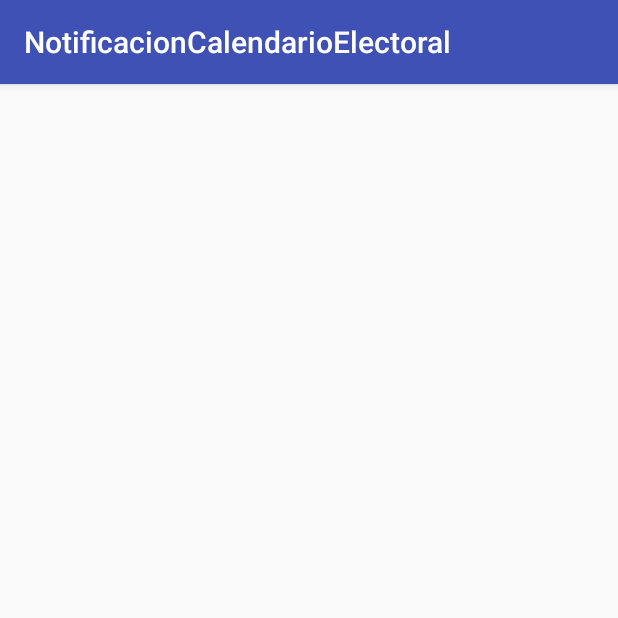
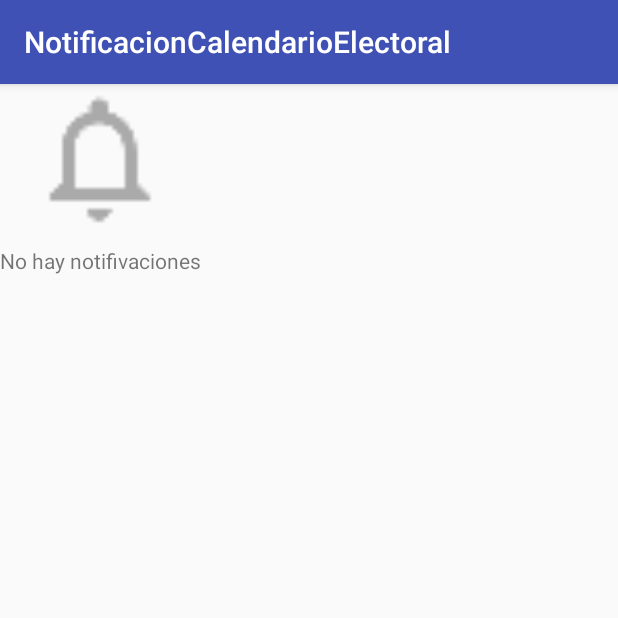
Before and after one commit to JairoCruz/NotificacionCalendarioElectoral, an Android app: the screen it shows after launch once a user with an empty profile is signed in (PushNotificationActivity), on a phone screen of 412 x 824 dp, the top half of it. Run offline under Robolectric (Android 15) with nearby library versions, the phone set to English and light mode, and no system bars; our stand-ins replace Firebase (no records; nobody signed in at launch, a user with empty details on screens opened directly); 1 statement that could not run was skipped.

```diff
--- a/app/src/main/java/com/tse/notificacioncalendarioelectoral/notification/PushNotificationActivity.java
+++ b/app/src/main/java/com/tse/notificacioncalendarioelectoral/notification/PushNotificationActivity.java
@@ -1,15 +1,47 @@
 package com.tse.notificacioncalendarioelectoral.notification;
 
+import android.content.Intent;
 import android.support.v7.app.AppCompatActivity;
 import android.os.Bundle;
+import android.util.Log;
 
+import com.google.firebase.auth.FirebaseAuth;
+import com.google.firebase.iid.FirebaseInstanceId;
+import com.google.firebase.messaging.FirebaseMessaging;
+import com.tse.notificacioncalendarioelectoral.MainActivity;
 import com.tse.notificacioncalendarioelectoral.R;
 
 public class PushNotificationActivity extends AppCompatActivity {
+
+    private static final String TAG = PushNotificationActivity.class.getSimpleName();
+
+    private PushNotificationFragment mNotificationFragment;
+    private PushNotificationPresenter mNotificationPresenter;
+
+
 
     @Override
     protected void onCreate(Bundle savedInstanceState) {
         super.onCreate(savedInstanceState);
         setContentView(R.layout.activity_push_notification);
+
+        // Existe usuario logeado
+        if (FirebaseAuth.getInstance().getCurrentUser() == null){
+            startActivity(new Intent(this, MainActivity.class));
+            finish();
+        }
+
+        String fcmToken = FirebaseInstanceId.getInstance().getToken();
+        Log.d(TAG, "FCMTOKEN: " + fcmToken);
+
+        mNotificationFragment = (PushNotificationFragment) getSupportFragmentManager().findFragmentById(R.id.notifications_container);
+
+        if (mNotificationFragment == null) {
+            mNotificationFragment = PushNotificationFragment.newInstance();
+            getSupportFragmentManager().beginTransaction().add(R.id.notifications_container, mNotificationFragment).commit();
+
+        }
+
+        mNotificationPresenter = new PushNotificationPresenter(mNotificationFragment, FirebaseMessaging.getInstance());
     }
 }
--- a/app/src/main/java/com/tse/notificacioncalendarioelectoral/notification/PushNotificationContract.java
+++ b/app/src/main/java/com/tse/notificacioncalendarioelectoral/notification/PushNotificationContract.java
@@ -4,6 +4,7 @@ import com.tse.notificacioncalendarioelectoral.BasePresenter;
 import com.tse.notificacioncalendarioelectoral.BaseView;
 import com.tse.notificacioncalendarioelectoral.data.PushNotification;
 
+import java.util.ArrayList;
 import java.util.List;
 
 /**
@@ -13,9 +14,12 @@ import java.util.List;
 public interface PushNotificationContract {
 
     interface View extends BaseView<Presenter>{
-        void showNotifications(List<PushNotification> notifications);
+        void showNotifications(ArrayList<PushNotification> notifications);
 
-        void showNoMessagesView();
+        void showNoMessagesView(boolean emtpy);
+
+        void popPushNotification(PushNotification pushMessage);
+
     }
 
     interface Presenter extends BasePresenter {
@@ -23,5 +27,7 @@ public interface PushNotificationContract {
         void registerAppClient();
 
         void loadNotifications();
+
+        void savePushMessage(String title, String description, String expiryDate);
     }
 }
--- a/app/src/main/java/com/tse/notificacioncalendarioelectoral/notification/PushNotificationFragment.java
+++ b/app/src/main/java/com/tse/notificacioncalendarioelectoral/notification/PushNotificationFragment.java
@@ -1,30 +1,121 @@
 package com.tse.notificacioncalendarioelectoral.notification;
 
 
+import android.content.BroadcastReceiver;
+import android.content.Context;
+import android.content.Intent;
+import android.content.IntentFilter;
 import android.os.Bundle;
+import android.support.annotation.Nullable;
 import android.support.v4.app.Fragment;
+import android.support.v4.content.LocalBroadcastManager;
+import android.support.v7.widget.RecyclerView;
 import android.view.LayoutInflater;
 import android.view.View;
 import android.view.ViewGroup;
+import android.widget.LinearLayout;
 
 import com.tse.notificacioncalendarioelectoral.R;
+import com.tse.notificacioncalendarioelectoral.data.PushNotification;
+
+import java.util.ArrayList;
+import java.util.List;
 
 /**
  * A simple {@link Fragment} subclass.
  */
-public class PushNotificationFragment extends Fragment {
+public class PushNotificationFragment extends Fragment implements PushNotificationContract.View {
 
+
+    public static final String ACTION_NOTIFY_NEW_PROMO = "NOTIFY_NEW_PROMO";
+
+    private RecyclerView mRecyclerView;
+    private LinearLayout mNoMessagesView;
+    private PushNotificationAdapter mNotificationsAdapter;
+
+    private PushNotificationPresenter mPresenter;
+
+    private BroadcastReceiver mNotificationReceiver;
 
     public PushNotificationFragment() {
         // Required empty public constructor
     }
 
+    public static PushNotificationFragment newInstance(){
+        PushNotificationFragment fragment = new PushNotificationFragment();
+        return fragment;
+    }
+
+    @Override
+    public void onCreate(@Nullable Bundle savedInstanceState) {
+        super.onCreate(savedInstanceState);
+        if (getArguments() != null){
+            // obtener argumentos si los hubiere
+        }
+
+        mNotificationReceiver = new BroadcastReceiver() {
+            @Override
+            public void onReceive(Context context, Intent intent) {
+                String title = intent.getStringExtra("title");
+                String descripcion = intent.getStringExtra("description");
+                String expiryDate = intent.getStringExtra("expiry_date");
+                mPresenter.savePushMessage(title, descripcion, expiryDate);
+            }
+        };
+
+    }
 
     @Override
     public View onCreateView(LayoutInflater inflater, ViewGroup container,
                              Bundle savedInstanceState) {
-        // Inflate the layout for this fragment
-        return inflater.inflate(R.layout.fragment_notification, container, false);
+        View root = inflater.inflate(R.layout.fragment_notification, container, false);
+
+        mNotificationsAdapter = new PushNotificationAdapter();
+        mRecyclerView = (RecyclerView) root.findViewById(R.id.rv_notifications_list);
+        mNoMessagesView = (LinearLayout) root.findViewById(R.id.noMessages);
+        mRecyclerView.setAdapter(mNotificationsAdapter);
+        return root;
     }
 
+
+    @Override
+    public void onResume() {
+        super.onResume();
+        mPresenter.start();
+
+        LocalBroadcastManager.getInstance(getActivity()).registerReceiver(mNotificationReceiver, new IntentFilter(ACTION_NOTIFY_NEW_PROMO));
+    }
+
+    @Override
+    public void onPause() {
+        super.onPause();
+
+        LocalBroadcastManager.getInstance(getActivity()).unregisterReceiver(mNotificationReceiver);
+
+    }
+
+    @Override
+    public void setPresenter(PushNotificationContract.Presenter presenter) {
+        if (presenter != null){
+            mPresenter = (PushNotificationPresenter) presenter;
+        } else {
+            throw new RuntimeException("El presenter de notificaciones no puede ser null");
+        }
+    }
+
+    @Override
+    public void showNotifications(ArrayList<PushNotification> notifications) {
+        mNotificationsAdapter.replaceData(notifications);
+    }
+
+    @Override
+    public void showNoMessagesView(boolean empty) {
+        mRecyclerView.setVisibility(empty ? View.GONE : View.VISIBLE);
+        mNoMessagesView.setVisibility(empty ? View.VISIBLE : View.GONE);
+    }
+
+    @Override
+    public void popPushNotification(PushNotification pushMessage) {
+        mNotificationsAdapter.addItem(pushMessage);
+    }
 }
--- a/app/src/main/java/com/tse/notificacioncalendarioelectoral/notification/PushNotificationPresenter.java
+++ b/app/src/main/java/com/tse/notificacioncalendarioelectoral/notification/PushNotificationPresenter.java
@@ -1,8 +1,73 @@
 package com.tse.notificacioncalendarioelectoral.notification;
+
+import com.google.firebase.messaging.FirebaseMessaging;
+import com.tse.notificacioncalendarioelectoral.data.PushNotification;
+import com.tse.notificacioncalendarioelectoral.data.PushNotificationRepository;
+
+import java.util.ArrayList;
 
 /**
  * Created by TSE on 31/8/2017.
  */
 
-public class PushNotificationPresenter {
+public class PushNotificationPresenter implements PushNotificationContract.Presenter {
+
+    private final PushNotificationContract.View mNotificationView;
+    private final FirebaseMessaging mFCMInteractor;
+
+
+    public PushNotificationPresenter(PushNotificationContract.View notificationView, FirebaseMessaging fcmInteractor){
+        mNotificationView = notificationView;
+        mFCMInteractor = fcmInteractor;
+
+        notificationView.setPresenter(this);
+    }
+
+
+
+    @Override
+    public void start() {
+
+        registerAppClient();
+        loadNotifications();
+
+    }
+
+    @Override
+    public void registerAppClient() {
+
+        mFCMInteractor.subscribeToTopic("calendario");
+
+    }
+
+    @Override
+    public void loadNotifications() {
+
+        PushNotificationRepository.getInstance().getPushNotifications(new PushNotificationRepository.LoadCallback(){
+
+            @Override
+            public void onLoaded(ArrayList<PushNotification> notifications) {
+                if (notifications.size() > 0 ) {
+                    mNotificationView.showNoMessagesView(false);
+                    mNotificationView.showNotifications(notifications);
+                }else{
+                    mNotificationView.showNoMessagesView(true);
+                }
+            }
+        });
+
+    }
+
+    @Override
+    public void savePushMessage(String title, String description, String expiryDate) {
+        PushNotification pushMessage = new PushNotification();
+        pushMessage.setmTitle(title);
+        pushMessage.setmDescription(description);
+        pushMessage.setmExpiryDate(expiryDate);
+
+        PushNotificationRepository.getInstance().savePushNotification(pushMessage);
+
+        mNotificationView.showNoMessagesView(false);
+        mNotificationView.popPushNotification(pushMessage);
+    }
 }
--- a/app/src/main/res/layout/activity_push_notification.xml
+++ b/app/src/main/res/layout/activity_push_notification.xml
@@ -4,6 +4,7 @@
     xmlns:tools="http://schemas.android.com/tools"
     android:layout_width="match_parent"
     android:layout_height="match_parent"
+    android:id="@+id/notifications_container"
     tools:context="com.tse.notificacioncalendarioelectoral.notification.PushNotificationActivity">
 
 </android.support.constraint.ConstraintLayout>
--- a/app/src/main/res/layout/fragment_notification.xml
+++ b/app/src/main/res/layout/fragment_notification.xml
@@ -9,27 +9,26 @@
 
     <android.support.v7.widget.RecyclerView
         android:id="@+id/rv_notifications_list"
-        android:layout_width="368dp"
-        android:layout_height="495dp"
+        android:layout_width="0dp"
+        android:layout_height="0dp"
         android:layout_marginBottom="16dp"
-        android:layout_marginEnd="16dp"
-        android:layout_marginStart="16dp"
-        android:layout_marginTop="16dp"
+        android:layout_marginEnd="8dp"
+        android:layout_marginStart="8dp"
+        android:layout_marginTop="8dp"
         app:layoutManager="LinearLayoutManager"
         app:layout_constraintBottom_toBottomOf="parent"
         app:layout_constraintEnd_toEndOf="parent"
         app:layout_constraintStart_toStartOf="parent"
         app:layout_constraintTop_toTopOf="parent"
         tools:layout_editor_absoluteX="8dp"
-        tools:layout_editor_absoluteY="8dp"
-        />
+        tools:layout_editor_absoluteY="8dp" />
 
     <LinearLayout
         android:id="@+id/noMessages"
         android:layout_width="wrap_content"
         android:layout_height="wrap_content"
+        android:layout_centerInParent="true"
         android:orientation="vertical"
-        android:layout_centerInParent="true"
         tools:visibility="gone">
 
         <ImageView
@@ -39,7 +38,7 @@
             android:layout_gravity="center"
             android:scaleType="fitXY"
             android:src="@drawable/ic_notifications_none_white_24dp"
-            android:tint="@android:color/darker_gray"/>
+            android:tint="@android:color/darker_gray" />
 
         <TextView
             android:id="@+id/noMessagesText"
@@ -49,8 +48,7 @@
             android:layout_marginTop="8dp"
             android:gravity="center"
             android:text="@string/no_message_text"
-            android:textAppearance="@style/TextAppearance.AppCompat.Small"
-            />
+            android:textAppearance="@style/TextAppearance.AppCompat.Small" />
 
     </LinearLayout>
 </android.support.constraint.ConstraintLayout>
```
Also changed, not shown: app/src/main/java/com/tse/notificacioncalendarioelectoral/firebasecloudmessage/FCMInstanceIdService.java (+17 -0 lines), app/src/main/java/com/tse/notificacioncalendarioelectoral/firebasecloudmessage/FCMService.java (+52 -0 lines), app/src/main/res/layout/item_list_notification.xml (+5 -7 lines).
